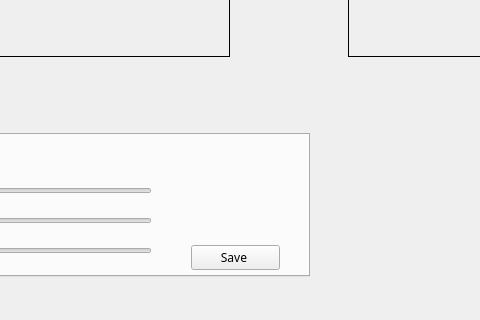
The window that OpenCV2.ui (markctm/Vision_Inspection) describes before a commit, drawn with Qt 5; both pictures show x 391 to 871 and y 544 to 864 of the 1396 by 864 pixel window.
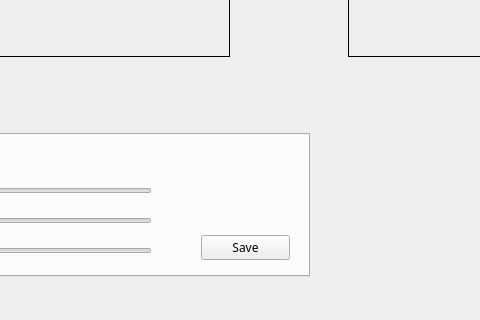
The same window after the commit.

Patch:
```diff
--- a/OpenCV2.ui
+++ b/OpenCV2.ui
@@ -183,19 +183,6 @@
       <string>Camera Settings</string>
      </property>
     </widget>
-    <widget class="QPushButton" name="save_camera_config_button">
-     <property name="geometry">
-      <rect>
-       <x>560</x>
-       <y>110</y>
-       <width>89</width>
-       <height>25</height>
-      </rect>
-     </property>
-     <property name="text">
-      <string>Save </string>
-     </property>
-    </widget>
     <widget class="QPushButton" name="start_button">
      <property name="geometry">
       <rect>
@@ -235,6 +222,19 @@
       <string>Stop</string>
      </property>
     </widget>
+    <widget class="QPushButton" name="save_button">
+     <property name="geometry">
+      <rect>
+       <x>570</x>
+       <y>100</y>
+       <width>89</width>
+       <height>25</height>
+      </rect>
+     </property>
+     <property name="text">
+      <string>Save</string>
+     </property>
+    </widget>
    </widget>
    <widget class="QWidget" name="MES_tab">
     <attribute name="title">
```
